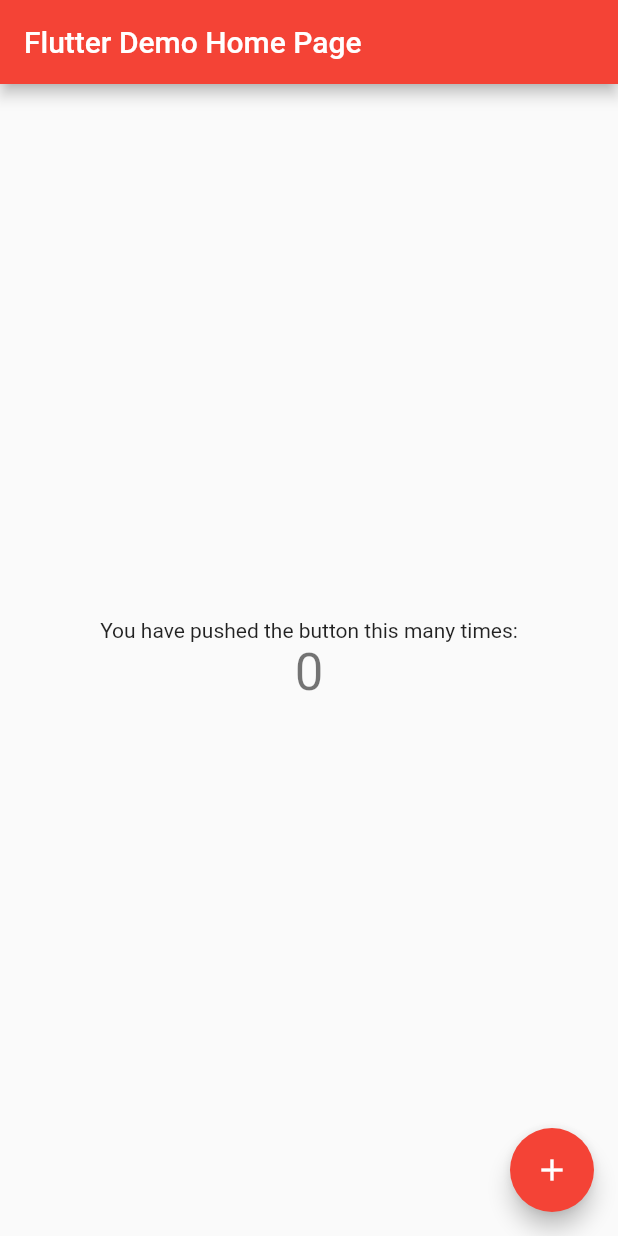
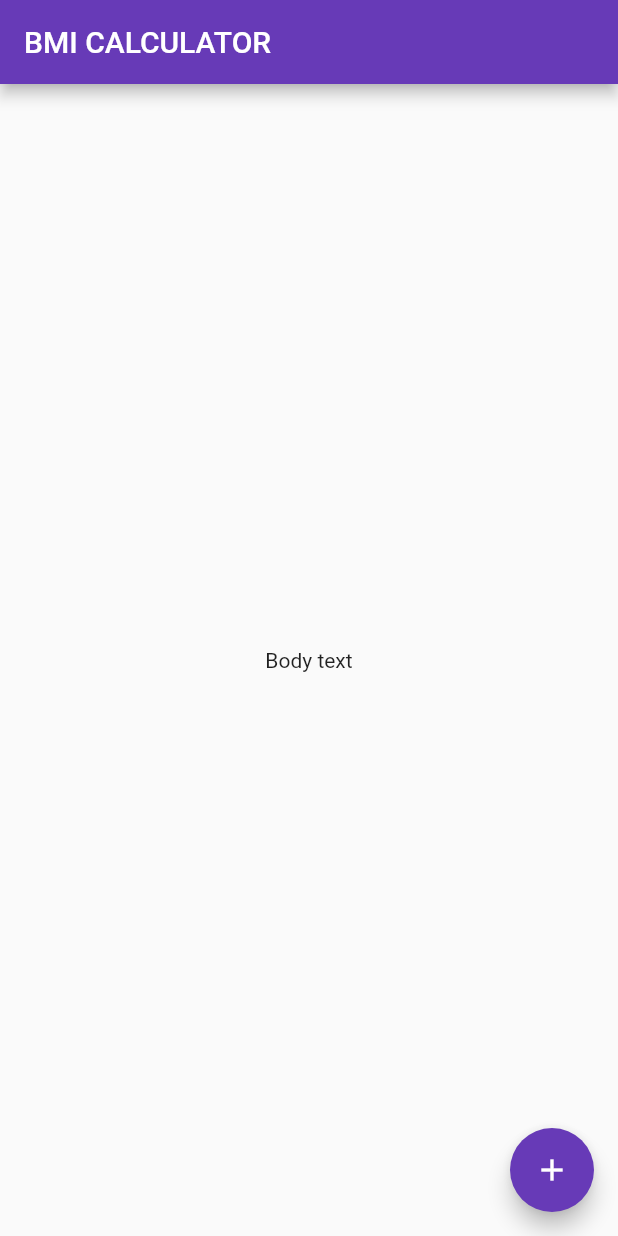
Before and after one commit to piotrstanny/flutter-bmi-calculator, a Flutter app: the screen it shows after launch, on a phone screen of 412 x 824 dp. Run offline on Flutter 3.47's test engine with Material 2 defaults, Android fonts, the phone set to English and light mode, and no system bars.

Commit message:
Setting up starting point with title and inputPage as home

```diff
--- a/lib/main.dart
+++ b/lib/main.dart
@@ -9,66 +9,32 @@ class MyApp extends StatelessWidget {
   @override
   Widget build(BuildContext context) {
     return MaterialApp(
-      title: 'Flutter Demo',
       theme: ThemeData(
-        primarySwatch: Colors.red,
+        primarySwatch: Colors.deepPurple,
         visualDensity: VisualDensity.adaptivePlatformDensity,
       ),
-      home: MyHomePage(title: 'Flutter Demo Home Page'),
+      home: InputPage(),
     );
   }
 }
 
-class MyHomePage extends StatefulWidget {
-  MyHomePage({Key key, this.title}) : super(key: key);
-
-  // This class is the configuration for the state. It holds the values (in this
-  // case the title) provided by the parent (in this case the App widget) and
-  // used by the build method of the State. Fields in a Widget subclass are
-  // always marked "final".
-
-  final String title;
-
+class InputPage extends StatefulWidget {
   @override
-  _MyHomePageState createState() => _MyHomePageState();
+  _InputPageState createState() => _InputPageState();
 }
 
-class _MyHomePageState extends State<MyHomePage> {
-  int _counter = 0;
-
-  void _incrementCounter() {
-    setState(() {
-      _counter++;
-    });
-  }
-
+class _InputPageState extends State<InputPage> {
   @override
   Widget build(BuildContext context) {
-    // This method is rerun every time setState is called, for instance as done
-    // by the _incrementCounter method above.
+    // This method is rerun every time setState is called
     return Scaffold(
       appBar: AppBar(
-        // Here we take the value from the MyHomePage object that was created by
-        // the App.build method, and use it to set our appbar title.
-        title: Text(widget.title),
+        title: Text('BMI CALCULATOR'),
       ),
       body: Center(
-        child: Column(
-          mainAxisAlignment: MainAxisAlignment.center,
-          children: <Widget>[
-            Text(
-              'You have pushed the button this many times:',
-            ),
-            Text(
-              '$_counter',
-              style: Theme.of(context).textTheme.headline4,
-            ),
-          ],
-        ),
+        child: Text('Body text'),
       ),
       floatingActionButton: FloatingActionButton(
-        onPressed: _incrementCounter,
-        tooltip: 'Increment',
         child: Icon(Icons.add),
       ),
     );
```
